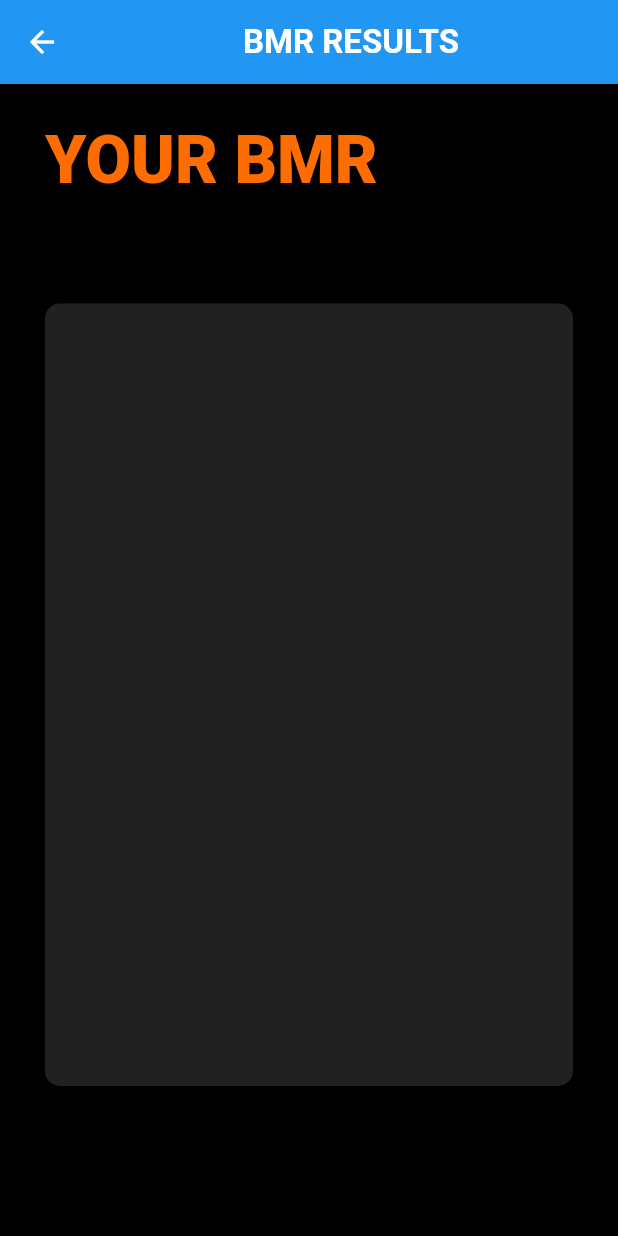
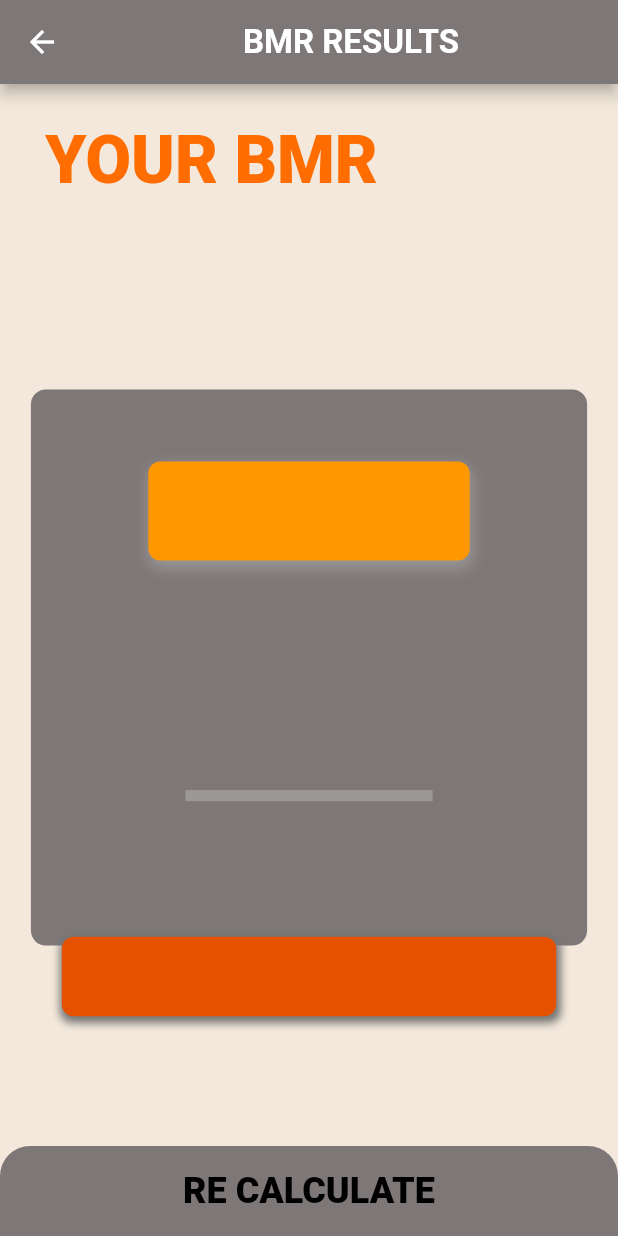
Before and after one commit to IamShahabAlam/You-re-Fit-App, a Flutter app: the BMR_Result_Page screen opened directly with empty values, on a phone screen of 412 x 824 dp. Run offline on Flutter 3.47's test engine with Material 2 defaults, Android fonts, the phone set to English and light mode, and no system bars; our stand-ins replace animated_splash_screen, font_awesome_flutter, motion_toast.

Commit message:
Initial Commit

```diff
--- a/lib/components/bmr_brain.dart
+++ b/lib/components/bmr_brain.dart
@@ -15,7 +15,7 @@ class BmrCalculator {
 
   String calculateBMR(){
     _bmr =  value + (bmr_w * weight) + (bmr_h * (height*30.48)) - (bmr_a * age)  ;   // height multiplying with 30.48 to convert ft to cm
-    return  _bmr.toStringAsFixed(0);  // will take only  1 value after decimal i.e 20.1
+    return  _bmr.toStringAsFixed(0);  // will take no value after decimal i.e 20
   }
 
   String getResult(){
--- a/lib/components/conatiners.dart
+++ b/lib/components/conatiners.dart
@@ -29,9 +29,9 @@ class ContainerWid extends StatelessWidget {
 
 
 class ResultCard extends StatelessWidget {
-  ResultCard({this.resultText, this.bmiResult, this.suggestion ,this.bgCardClr, this.resultTextBgClr, this.suggestionBgClr  });
+  ResultCard({this.resultText, this.resultValue, this.suggestion ,this.bgCardClr, this.resultTextBgClr, this.suggestionBgClr  });
 
-  final String resultText , bmiResult , suggestion;
+  final String resultText , resultValue , suggestion;
   final Color bgCardClr, resultTextBgClr, suggestionBgClr ;
 
 @override
@@ -71,7 +71,7 @@ class ResultCard extends StatelessWidget {
 
             Spacer(),
 
-            Text(bmiResult,style: kBMIStyle,),
+            Text(resultValue,style: kBMIStyle,),
 
 
             Container(
--- a/lib/main.dart
+++ b/lib/main.dart
@@ -62,3 +62,4 @@ class MyApp extends StatelessWidget {
 // main color Color(0xFFFF9800) or Colors.orange[500]
 // Dark main Colors.orange[900]
 // grey color Color(0xFF7E7777)
+// Dark grey color Color(0xFF3D4348)
--- a/lib/screens/bmi_Result.dart
+++ b/lib/screens/bmi_Result.dart
@@ -32,7 +32,7 @@ BMI_Result_Page({this.bmiResult,this.resultText,this.suggestion});
             child: Text("YOUR BMI",style: kresultTitle,))),
 
         ResultCard(
-          bmiResult: bmiResult,
+          resultValue: bmiResult,
           resultText: resultText,
           suggestion: suggestion,
           bgCardClr: kinactiveCardColor,
--- a/lib/screens/bmr_Result.dart
+++ b/lib/screens/bmr_Result.dart
@@ -14,37 +14,37 @@ class BMR_Result_Page extends StatelessWidget {
 
   @override
   Widget build(BuildContext context) {
+
+    final _h = MediaQuery.of(context).size.height  ;
+    final _w = MediaQuery.of(context).size.width;
+
+
     return
       Scaffold(
-        backgroundColor: Colors.black,
-        appBar: AppBar(title: Center(child: Text("BMR Results".toUpperCase(), style: kBMIAppBar,),),),
+        backgroundColor: kBG,
+        appBar: AppBar( backgroundColor: kinactiveCardColor,
+          title: Center(child: Text("BMR Results".toUpperCase(), style: kBMIAppBar,),),),
 
         body: Column(mainAxisAlignment: MainAxisAlignment.spaceEvenly,
           crossAxisAlignment: CrossAxisAlignment.stretch,
           children: [
             Expanded(child: Container( margin: EdgeInsets.only(left:30,top:25) ,child: Text("YOUR BMR",style: kresultTitle,))),
-            Expanded(flex: 5, child: Padding(
-              padding: const EdgeInsets.all(20.0),
-              child: ContainerWid(
-                colour: Colors.grey[900] ,
-                cardChild: Column( mainAxisAlignment: MainAxisAlignment.spaceEvenly,
-                  crossAxisAlignment: CrossAxisAlignment.center,
-                  children: [
-                    Text(resultText,style: kResultTextColor ,),
 
-                    Text(bmrResult,style: kBMIStyle,),
-
-                    Padding(
-                      padding: const EdgeInsets.all(15.0),
-                      child: Text(suggestion,style: kBMIsuggest, textAlign: TextAlign.center,),
-                    )
-                  ],
-                ),
-              ),
-            ),
+            ResultCard(
+              bgCardClr: kinactiveCardColor,
+              resultTextBgClr: kactiveCardColor,
+              suggestionBgClr: kBMRactiveCardColor,
+              suggestion: suggestion,
+              resultText: resultText,
+              resultValue: bmrResult,
             ),
 
-            BottomButton(buttonTitle: "RE CALCULATE", onTap: (){Navigator.pop(context);},)
+
+            SizedBox(height: _h*0.05,),
+
+            BottomButton(
+              color: kinactiveCardColor,
+              buttonTitle: "RE CALCULATE", onTap: (){Navigator.pop(context);},)
           ],),
 
       );
```
